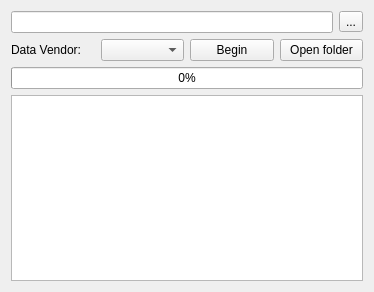
Old version of the form Apps/MRN/Widgets/MRNWidget.ui in the repository gukazma/MRN.
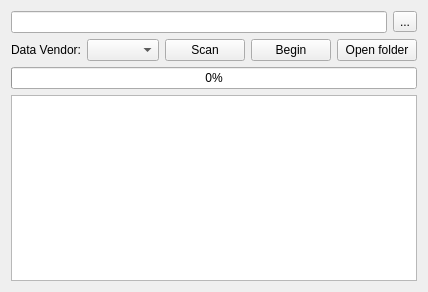
New version of the form.

Commit message: ✨ feat: tool button dir

The edit to the form file:
```diff
--- a/Apps/MRN/Widgets/MRNWidget.ui
+++ b/Apps/MRN/Widgets/MRNWidget.ui
@@ -53,6 +53,13 @@
        </property>
       </widget>
      </item>
+     <item>
+      <widget class="QPushButton" name="pushButton">
+       <property name="text">
+        <string>Scan</string>
+       </property>
+      </widget>
+     </item>
      <item>
       <widget class="QPushButton" name="pushButton_begin">
        <property name="text">
```
The commit also changes 1 other file.
